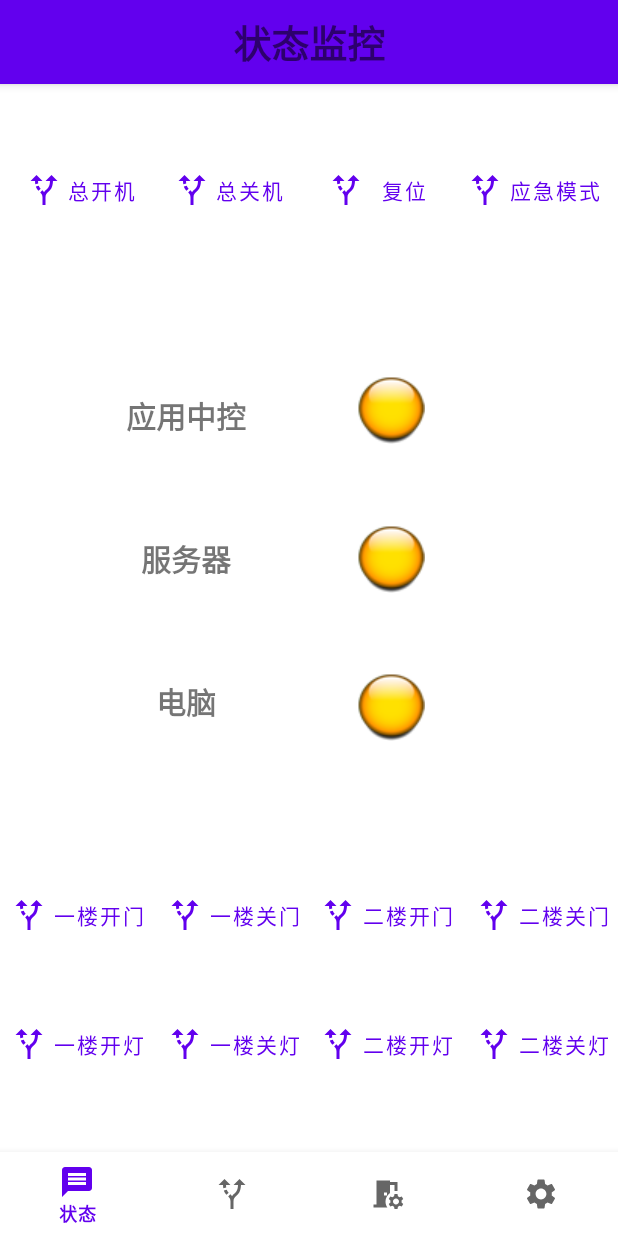
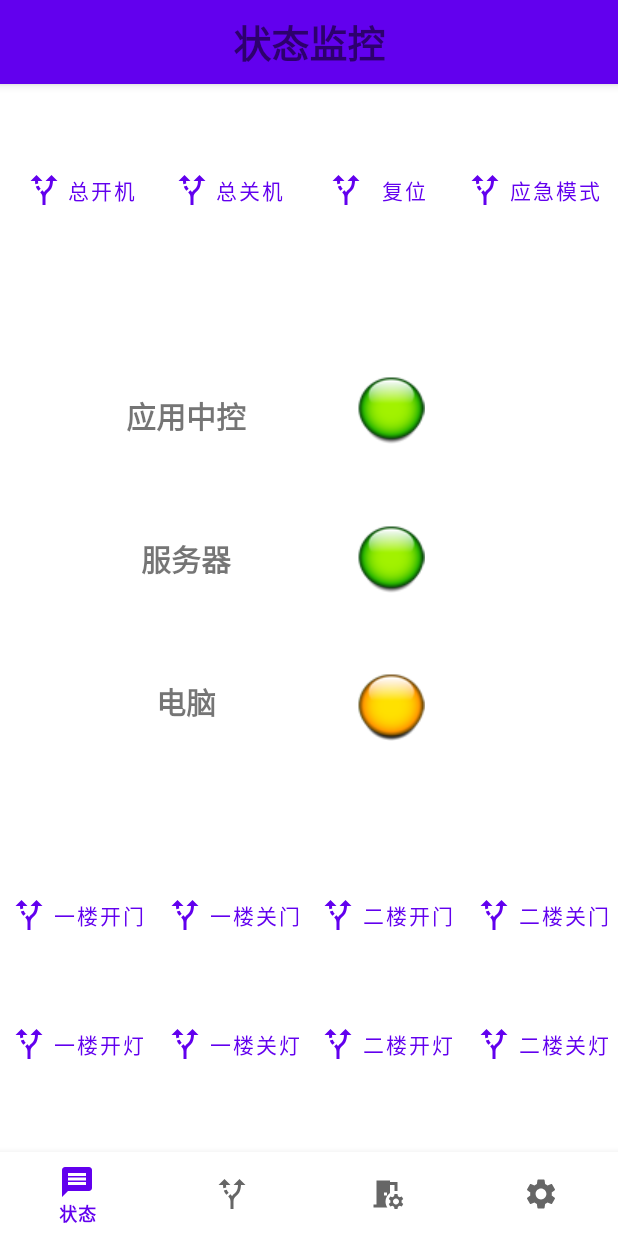
Before and after one commit to fgd-haha/ShowRoom, an Android app: the screen it shows after launch (MainActivity), on a phone screen of 412 x 824 dp. Run offline under Robolectric (Android 15) with nearby library versions, the phone set to English and light mode, and no system bars; our stand-ins replace navigation-ui; 2 statements that could not run were skipped.

Commit message:
feat: listen on server whether online or not

```diff
--- a/app/src/main/AndroidManifest.xml
+++ b/app/src/main/AndroidManifest.xml
@@ -2,7 +2,10 @@
 <manifest xmlns:android="http://schemas.android.com/apk/res/android"
     package="fgd.showroom">
 
+    <uses-permission android:name="android.permission.INTERNET" />
+
     <application
+        android:name=".ShowRoomApplication"
         android:allowBackup="true"
         android:fullBackupOnly="true"
         android:icon="@mipmap/ic_launcher"
--- /dev/null
+++ b/app/src/main/java/fgd/showroom/ShowRoomApplication.kt
@@ -0,0 +1,18 @@
+package fgd.showroom
+
+import android.annotation.SuppressLint
+import android.app.Application
+import android.content.Context
+
+class ShowRoomApplication : Application() {
+
+    companion object {
+        @SuppressLint("StaticFieldLeak")
+        lateinit var context: Context
+    }
+
+    override fun onCreate() {
+        super.onCreate()
+        context = applicationContext
+    }
+}
--- /dev/null
+++ b/app/src/main/java/fgd/showroom/logic/dao/ServerUrlDao.kt
@@ -0,0 +1,24 @@
+package fgd.showroom.logic.dao
+
+import android.content.Context
+import androidx.core.content.edit
+import fgd.showroom.ShowRoomApplication
+
+object ServerUrlDao {
+
+    fun saveUrl(url: String) {
+        sharedPreferences().edit {
+            putString("server_url", url)
+        }
+    }
+
+    fun getSavedUrl(): String? {
+        return sharedPreferences().getString("server_url", "")
+    }
+
+    fun isUrlSaved() = sharedPreferences().contains("server_url")
+
+    private fun sharedPreferences() =
+        ShowRoomApplication.context.getSharedPreferences("show_room", Context.MODE_PRIVATE)
+
+}
--- /dev/null
+++ b/app/src/main/java/fgd/showroom/logic/model/CommonResponse.kt
@@ -0,0 +1,3 @@
+package fgd.showroom.logic.model
+
+data class CommonResponse(val success: Int, val message: String)
--- a/app/src/main/java/fgd/showroom/ui/status/StatusFragment.kt
+++ b/app/src/main/java/fgd/showroom/ui/status/StatusFragment.kt
@@ -4,18 +4,29 @@ import android.os.Bundle
 import android.view.LayoutInflater
 import android.view.View
 import android.view.ViewGroup
+import android.view.inputmethod.EditorInfo
+import android.widget.Toast
+import androidx.core.content.ContextCompat
 import androidx.fragment.app.Fragment
 import androidx.lifecycle.ViewModelProvider
+import androidx.lifecycle.lifecycleScope
+import com.google.android.material.dialog.MaterialAlertDialogBuilder
+import fgd.showroom.R
 import fgd.showroom.databinding.FragmentStatusBinding
+import fgd.showroom.databinding.TextInputServerSettingBinding
+import kotlinx.coroutines.Dispatchers
+import kotlinx.coroutines.launch
+import kotlinx.coroutines.withContext
 
 class StatusFragment : Fragment() {
 
     private lateinit var statusViewModel: StatusViewModel
     private var _binding: FragmentStatusBinding? = null
+    private var _sbinding: TextInputServerSettingBinding? = null
 
-    // This property is only valid between onCreateView and
-    // onDestroyView.
     private val binding get() = _binding!!
+    private val sbinding get() = _sbinding!!
+    private val TAG = "StatusFragment"
 
     override fun onCreateView(
         inflater: LayoutInflater,
@@ -26,13 +37,72 @@ class StatusFragment : Fragment() {
             ViewModelProvider(this).get(StatusViewModel::class.java)
 
         _binding = FragmentStatusBinding.inflate(inflater, container, false)
+        _sbinding = TextInputServerSettingBinding.inflate(inflater, container, false)
         val root: View = binding.root
 
-//        statusViewModel.text.observe(viewLifecycleOwner, {
-////            main_switch.text = it
-//        })
+//        点击上面与下面按键发送请求
+        binding.btnPowerOn.setOnClickListener { statusViewModel.svsMmcRequest("poweron") }
+        binding.btnPowerOff.setOnClickListener { statusViewModel.svsMmcRequest("poweroff") }
+        binding.btnReset.setOnClickListener { statusViewModel.svsMmcRequest("reset") }
+        binding.btnEmergence.setOnClickListener { statusViewModel.svsMmcRequest("emergence") }
+        binding.btnOpenFirstFloorDoor.setOnClickListener { statusViewModel.svsMmcRequest("opendoor") }
+        binding.btnOpenSecondFloorDoor.setOnClickListener { statusViewModel.svsMmcRequest("opendoor") }
+        binding.btnCloseFirstFloorDoor.setOnClickListener { statusViewModel.svsMmcRequest("closedoor") }
+        binding.btnCloseSecondFloorDoor.setOnClickListener { statusViewModel.svsMmcRequest("closedoor") }
+        binding.btnFirstLightOn.setOnClickListener { statusViewModel.svsMmcRequest("alllighton") }
+        binding.btnSecondLightOn.setOnClickListener { statusViewModel.svsMmcRequest("alllighton") }
+        binding.btnFirstLightOff.setOnClickListener { statusViewModel.svsMmcRequest("alllightoff") }
+        binding.btnSecondLightOff.setOnClickListener { statusViewModel.svsMmcRequest("alllightoff") }
+//       展示按键返回消息
+        statusViewModel.commonResponse.observe(viewLifecycleOwner, { result ->
+            Toast.makeText(
+                activity,
+                result.getOrElse { result.exceptionOrNull().toString() },
+                Toast.LENGTH_SHORT
+            ).show()
+        })
+
+
+//        点击服务图片，弹出dialog输入url
+        val dialog = MaterialAlertDialogBuilder(requireActivity())
+            .setView(sbinding.root)
+            .setNeutralButton("取消") { _, _ -> }
+            .setPositiveButton("保存") { _, _ -> saveUrl() }
+            .create()
+        binding.btnServer.setOnClickListener { dialog.show() }
+//        输入框绑定回车按键，等同于"保存"
+        sbinding.textInputSeverSetting.editText?.setText(statusViewModel.getSavedUrl())
+        sbinding.textInputSeverSetting.editText?.setOnEditorActionListener { _, actionId, _ ->
+            if (actionId == EditorInfo.IME_ACTION_DONE) {
+                saveUrl()
+                dialog.hide()
+                true
+            } else false
+        }
+        statusViewModel.isConnected.observe(viewLifecycleOwner, { result ->
+            if (result.isSuccess) {
+                binding.btnServer.setImageDrawable(
+                    ContextCompat.getDrawable(
+                        requireContext(), R.drawable.icon_green_72_45
+                    )
+                )
+            } else {
+                binding.btnServer.setImageDrawable(
+                    ContextCompat.getDrawable(
+                        requireContext(), R.drawable.icon_red_72_45
+                    )
+                )
+            }
+        })
 
         return root
+    }
+
+    override fun onViewCreated(view: View, savedInstanceState: Bundle?) {
+        super.onViewCreated(view, savedInstanceState)
+        viewLifecycleOwner.lifecycleScope.launch {
+            withContext(Dispatchers.Default) { statusViewModel.monitorServiceStatus() }
+        }
     }
 
     override fun onStart() {
@@ -45,5 +115,13 @@ class StatusFragment : Fragment() {
     override fun onDestroyView() {
         super.onDestroyView()
         _binding = null
+        _sbinding = null
     }
+
+    fun saveUrl() {
+        val inputText = sbinding.textInputSeverSetting.editText?.text.toString()
+        statusViewModel.saveUrl(inputText)
+    }
+
+//    todo 电脑页面
 }
--- a/app/src/main/java/fgd/showroom/ui/status/StatusViewModel.kt
+++ b/app/src/main/java/fgd/showroom/ui/status/StatusViewModel.kt
@@ -1,14 +1,36 @@
 package fgd.showroom.ui.status
 
-import androidx.lifecycle.LiveData
+import android.os.SystemClock.sleep
 import androidx.lifecycle.MutableLiveData
+import androidx.lifecycle.Transformations
 import androidx.lifecycle.ViewModel
+import fgd.showroom.logic.Repository
 
 class StatusViewModel : ViewModel() {
 
-    private val _text = MutableLiveData<String>().apply {
-        value = "This is status Fragment"
+    private val actionLiveData = MutableLiveData<String>()
+    private val monitor = MutableLiveData<String>()
+
+    var isConnected = Transformations.switchMap(monitor) { _ ->
+        Repository.isConnected()
     }
-    var switch = true
-    var text: LiveData<String> = _text
+
+    val commonResponse = Transformations.switchMap(actionLiveData) { action ->
+        Repository.svsMmcRequest(action)
+    }
+
+    fun svsMmcRequest(action: String) {
+        actionLiveData.value = action
+    }
+
+    fun saveUrl(Url: String) = Repository.saveUrl(Url)
+
+    fun getSavedUrl() = Repository.getSavedUrl()
+
+    suspend fun monitorServiceStatus() {
+        while (true) {
+            sleep(500)
+            monitor.postValue("start")
+        }
+    }
 }
--- a/app/src/main/res/layout/fragment_status.xml
+++ b/app/src/main/res/layout/fragment_status.xml
@@ -30,19 +30,19 @@
 
 
     <Button
-        android:id="@+id/button_main_open"
+        android:id="@+id/btn_power_on"
         style="@style/Widget.MaterialComponents.Button.TextButton.Icon"
         android:layout_width="wrap_content"
         android:layout_height="wrap_content"
         android:text="总开机"
         app:icon="@drawable/ic_baseline_alt_route_24"
         app:layout_constraintBottom_toTopOf="@+id/guideline_h_top"
-        app:layout_constraintEnd_toStartOf="@+id/button_main_close"
+        app:layout_constraintEnd_toStartOf="@+id/btn_power_off"
         app:layout_constraintStart_toStartOf="parent"
         app:layout_constraintTop_toTopOf="parent" />
 
     <Button
-        android:id="@+id/button_main_close"
+        android:id="@+id/btn_power_off"
         style="@style/Widget.MaterialComponents.Button.TextButton.Icon"
         android:layout_width="wrap_content"
         android:layout_height="wrap_content"
@@ -50,23 +50,23 @@
         app:icon="@drawable/ic_baseline_alt_route_24"
         app:layout_constraintBottom_toTopOf="@+id/guideline_h_top"
         app:layout_constraintEnd_toStartOf="@+id/guideline_v_mid"
-        app:layout_constraintStart_toEndOf="@+id/button_main_open"
+        app:layout_constraintStart_toEndOf="@+id/btn_power_on"
         app:layout_constraintTop_toTopOf="parent" />
 
     <Button
-        android:id="@+id/button_restoration"
+        android:id="@+id/btn_reset"
         style="@style/Widget.MaterialComponents.Button.TextButton.Icon"
         android:layout_width="wrap_content"
         android:layout_height="wrap_content"
         android:text="复位"
         app:icon="@drawable/ic_baseline_alt_route_24"
         app:layout_constraintBottom_toTopOf="@+id/guideline_h_top"
-        app:layout_constraintEnd_toStartOf="@+id/button_emergency"
+        app:layout_constraintEnd_toStartOf="@+id/btn_emergence"
         app:layout_constraintStart_toStartOf="@+id/guideline_v_mid"
         app:layout_constraintTop_toTopOf="parent" />
 
     <Button
-        android:id="@+id/button_emergency"
+        android:id="@+id/btn_emergence"
         style="@style/Widget.MaterialComponents.Button.TextButton.Icon"
         android:layout_width="wrap_content"
         android:layout_height="wrap_content"
@@ -74,76 +74,76 @@
         app:icon="@drawable/ic_baseline_alt_route_24"
         app:layout_constraintBottom_toTopOf="@+id/guideline_h_top"
         app:layout_constraintEnd_toEndOf="parent"
-        app:layout_constraintStart_toEndOf="@+id/button_restoration"
+        app:layout_constraintStart_toEndOf="@+id/btn_reset"
         app:layout_constraintTop_toTopOf="parent" />
 
 
     <Button
-        android:id="@+id/button_open_1st_door"
+        android:id="@+id/btn_open_first_floor_door"
         style="@style/Widget.MaterialComponents.Button.TextButton.Icon"
         android:layout_width="wrap_content"
         android:layout_height="wrap_content"
         android:text="一楼开门"
         app:icon="@drawable/ic_baseline_alt_route_24"
-        app:layout_constraintBottom_toTopOf="@+id/button_open_1st_light"
-        app:layout_constraintEnd_toStartOf="@+id/button_close_1st_door"
+        app:layout_constraintBottom_toTopOf="@+id/btn_first_light_on"
+        app:layout_constraintEnd_toStartOf="@+id/btn_close_first_floor_door"
         app:layout_constraintHorizontal_bias="0.0"
         app:layout_constraintStart_toStartOf="parent"
         app:layout_constraintTop_toTopOf="@+id/guideline_h_down" />
 
     <Button
-        android:id="@+id/button_close_1st_door"
+        android:id="@+id/btn_close_first_floor_door"
         style="@style/Widget.MaterialComponents.Button.TextButton.Icon"
         android:layout_width="wrap_content"
         android:layout_height="wrap_content"
         android:text="一楼关门"
         app:icon="@drawable/ic_baseline_alt_route_24"
-        app:layout_constraintBottom_toTopOf="@+id/button_close_1st_light"
+        app:layout_constraintBottom_toTopOf="@+id/btn_first_light_off"
         app:layout_constraintEnd_toStartOf="@+id/guideline_v_mid"
-        app:layout_constraintStart_toEndOf="@+id/button_open_1st_door"
+        app:layout_constraintStart_toEndOf="@+id/btn_open_first_floor_door"
         app:layout_constraintTop_toTopOf="@+id/guideline_h_down" />
 
     <Button
-        android:id="@+id/button_open_2st_door"
+        android:id="@+id/btn_open_second_floor_door"
         style="@style/Widget.MaterialComponents.Button.TextButton.Icon"
         android:layout_width="wrap_content"
         android:layout_height="wrap_content"
         android:text="二楼开门"
         app:icon="@drawable/ic_baseline_alt_route_24"
-        app:layout_constraintBottom_toTopOf="@+id/button_open_2st_light"
-        app:layout_constraintEnd_toStartOf="@+id/button_close_2st_door"
+        app:layout_constraintBottom_toTopOf="@+id/btn_second_light_on"
+        app:layout_constraintEnd_toStartOf="@+id/btn_close_second_floor_door"
 
         app:layout_constraintStart_toStartOf="@+id/guideline_v_mid"
         app:layout_constraintTop_toTopOf="@+id/guideline_h_down" />
 
     <Button
-        android:id="@+id/button_close_2st_door"
+        android:id="@+id/btn_close_second_floor_door"
         style="@style/Widget.MaterialComponents.Button.TextButton.Icon"
         android:layout_width="wrap_content"
         android:layout_height="wrap_content"
         android:text="二楼关门"
         app:icon="@drawable/ic_baseline_alt_route_24"
-        app:layout_constraintBottom_toTopOf="@+id/button_close_2st_light"
+        app:layout_constraintBottom_toTopOf="@+id/btn_second_light_off"
         app:layout_constraintEnd_toEndOf="parent"
-        app:layout_constraintStart_toEndOf="@+id/button_open_2st_door"
+        app:layout_constraintStart_toEndOf="@+id/btn_open_second_floor_door"
         app:layout_constraintTop_toTopOf="@+id/guideline_h_down" />
 
 
     <Button
-        android:id="@+id/button_open_1st_light"
+        android:id="@+id/btn_first_light_on"
         style="@style/Widget.MaterialComponents.Button.TextButton.Icon"
         android:layout_width="wrap_content"
         android:layout_height="wrap_content"
         android:text="一楼开灯"
         app:icon="@drawable/ic_baseline_alt_route_24"
         app:layout_constraintBottom_toBottomOf="parent"
-        app:layout_constraintEnd_toStartOf="@+id/button_close_1st_light"
+        app:layout_constraintEnd_toStartOf="@+id/btn_first_light_off"
 
         app:layout_constraintStart_toStartOf="parent"
-        app:layout_constraintTop_toBottomOf="@+id/button_open_1st_door" />
+        app:layout_constraintTop_toBottomOf="@+id/btn_open_first_floor_door" />
 
     <Button
-        android:id="@+id/button_close_1st_light"
+        android:id="@+id/btn_first_light_off"
         style="@style/Widget.MaterialComponents.Button.TextButton.Icon"
         android:layout_width="wrap_content"
         android:layout_height="wrap_content"
@@ -151,23 +151,23 @@
         app:icon="@drawable/ic_baseline_alt_route_24"
         app:layout_constraintBottom_toBottomOf="parent"
         app:layout_constraintEnd_toStartOf="@+id/guideline_v_mid"
-        app:layout_constraintStart_toEndOf="@+id/button_open_1st_light"
-        app:layout_constraintTop_toBottomOf="@+id/button_close_1st_door" />
+        app:layout_constraintStart_toEndOf="@+id/btn_first_light_on"
+        app:layout_constraintTop_toBottomOf="@+id/btn_close_first_floor_door" />
 
     <Button
-        android:id="@+id/button_open_2st_light"
+        android:id="@+id/btn_second_light_on"
         style="@style/Widget.MaterialComponents.Button.TextButton.Icon"
         android:layout_width="wrap_content"
         android:layout_height="wrap_content"
         android:text="二楼开灯"
         app:icon="@drawable/ic_baseline_alt_route_24"
         app:layout_constraintBottom_toBottomOf="parent"
-        app:layout_constraintEnd_toStartOf="@+id/button_close_2st_light"
+        app:layout_constraintEnd_toStartOf="@+id/btn_second_light_off"
         app:layout_constraintStart_toStartOf="@+id/guideline_v_mid"
-        app:layout_constraintTop_toBottomOf="@+id/button_open_2st_door" />
+        app:layout_constraintTop_toBottomOf="@+id/btn_open_second_floor_door" />
 
     <Button
-        android:id="@+id/button_close_2st_light"
+        android:id="@+id/btn_second_light_off"
         style="@style/Widget.MaterialComponents.Button.TextButton.Icon"
         android:layout_width="wrap_content"
         android:layout_height="wrap_content"
@@ -175,8 +175,8 @@
         app:icon="@drawable/ic_baseline_alt_route_24"
         app:layout_constraintBottom_toBottomOf="parent"
         app:layout_constraintEnd_toEndOf="parent"
-        app:layout_constraintStart_toEndOf="@+id/button_open_2st_light"
-        app:layout_constraintTop_toBottomOf="@+id/button_close_2st_door" />
+        app:layout_constraintStart_toEndOf="@+id/btn_second_light_on"
+        app:layout_constraintTop_toBottomOf="@+id/btn_close_second_floor_door" />
 
     <TextView
         android:id="@+id/text_control"
@@ -199,7 +199,7 @@
         android:layout_marginStart="32dp"
         android:background="@android:color/transparent"
         android:scaleType="centerInside"
-        android:src="@drawable/icon_yellow_72_45"
+        android:src="@drawable/icon_green_72_45"
         app:layout_constraintBottom_toTopOf="@+id/btn_server"
         app:layout_constraintStart_toStartOf="@+id/guideline_v_mid"
         app:layout_constraintTop_toTopOf="@+id/guideline_h_top" />
@@ -224,7 +224,7 @@
         android:layout_marginStart="32dp"
         android:background="@android:color/transparent"
         android:scaleType="centerInside"
-        android:src="@drawable/icon_yellow_72_45"
+        android:src="@drawable/icon_green_72_45"
         app:layout_constraintBottom_toTopOf="@+id/btn_computer"
         app:layout_constraintStart_toStartOf="@+id/guideline_v_mid"
         app:layout_constraintTop_toBottomOf="@+id/btn_control" />
@@ -254,5 +254,4 @@
         app:layout_constraintStart_toStartOf="@+id/guideline_v_mid"
         app:layout_constraintTop_toBottomOf="@+id/btn_server" />
 
-
 </androidx.constraintlayout.widget.ConstraintLayout>
--- a/app/src/main/res/values/strings.xml
+++ b/app/src/main/res/values/strings.xml
@@ -1,5 +1,5 @@
 <resources>
-    <string name="app_name">EleController</string>
+    <string name="app_name">ShowRoom</string>
     <string name="title_status">状态</string>
     <string name="title_guide">导览</string>
     <string name="title_debug">调试</string>
--- a/build.gradle
+++ b/build.gradle
@@ -6,7 +6,7 @@ buildscript {
     }
     dependencies {
         classpath "com.android.tools.build:gradle:7.0.3"
-        classpath "org.jetbrains.kotlin:kotlin-gradle-plugin:1.5.31"
+        classpath "org.jetbrains.kotlin:kotlin-gradle-plugin:1.6.0"
 
         // NOTE: Do not place your application dependencies here; they belong
         // in the individual module build.gradle files
```
Also changed, not shown: app/build.gradle (+10 -5 lines), app/src/main/java/fgd/showroom/logic/Repository.kt (added, +61 -0 lines), app/src/main/java/fgd/showroom/logic/network/ServiceCreator.kt (added, +33 -0 lines), app/src/main/java/fgd/showroom/logic/network/ShowRoomNetwork.kt (added, +35 -0 lines), app/src/main/java/fgd/showroom/logic/network/SvsMmcService.kt (added, +14 -0 lines), app/src/main/java/fgd/showroom/ui/debug/DebugFragment.kt (+11 -0 lines), app/src/main/res/layout/text_input_server_setting.xml (added, +17 -0 lines).
